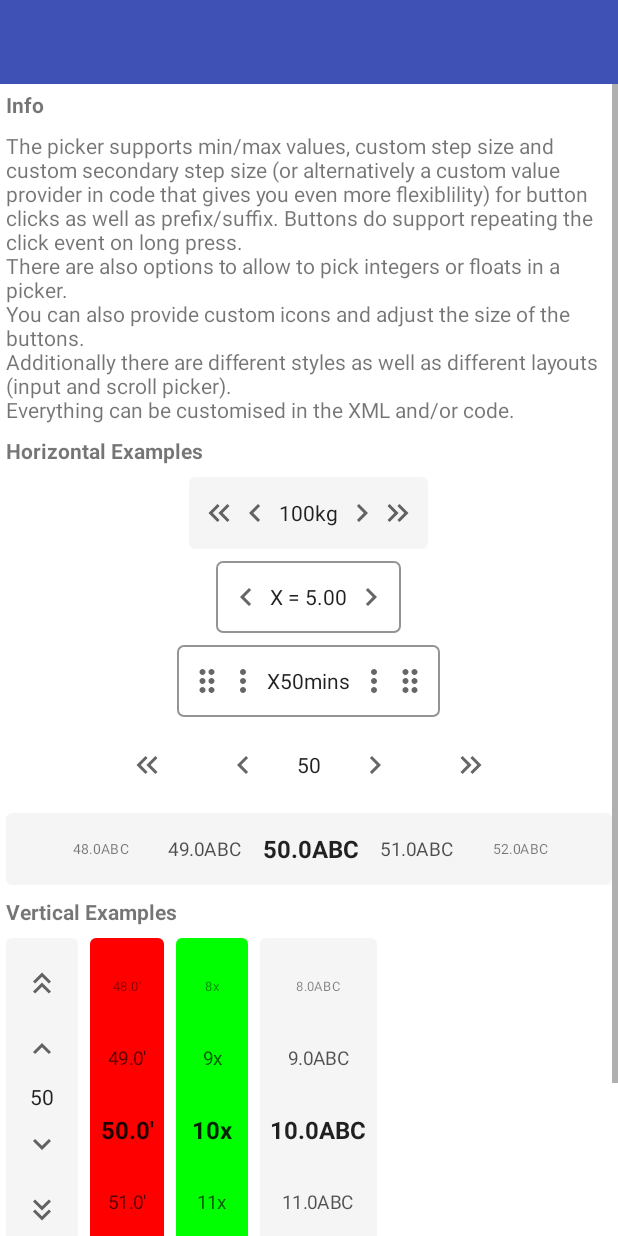
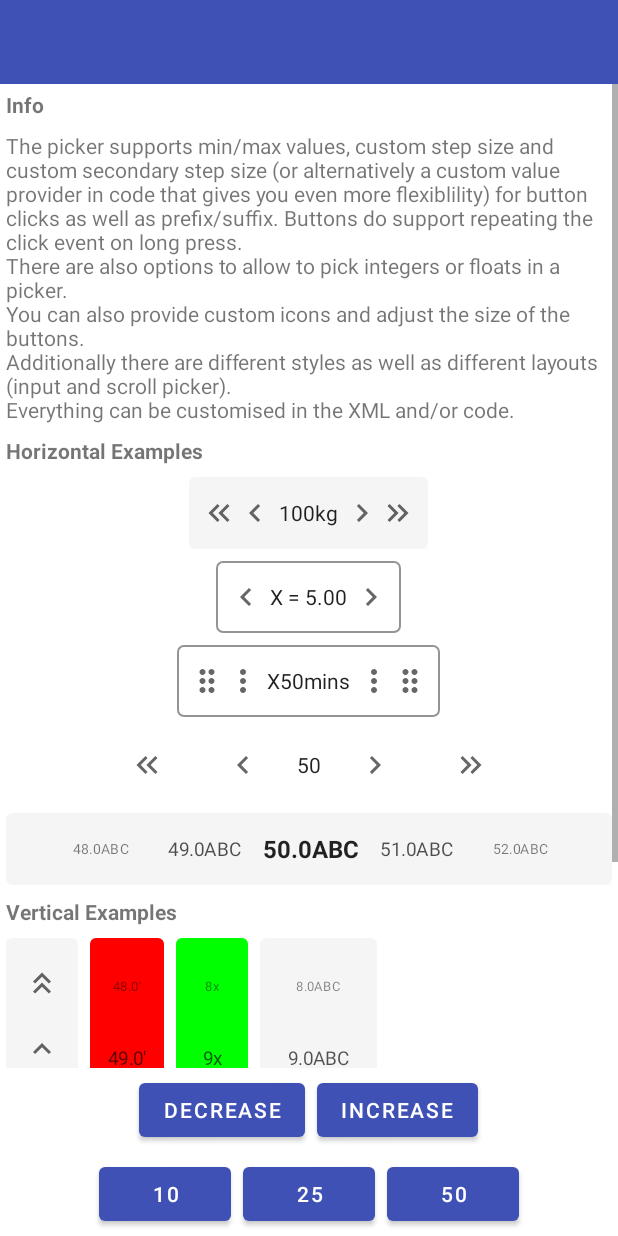
Before and after one commit to Moeflon/MaterialNumberPicker, an Android app: the layout activity_demo.xml on its own in the app's theme, with its tools: preview values and no code run, on a phone screen of 412 x 824 dp. Run offline under Robolectric (Android 15) with nearby library versions, the phone set to English and light mode, and no system bars.

Commit message:
bugfix scroller

```diff
--- a/demo/src/main/res/layout/activity_demo.xml
+++ b/demo/src/main/res/layout/activity_demo.xml
@@ -208,16 +208,20 @@
                     android:layout_height="wrap_content"
                     android:layout_margin="4dp"
                     app:mnp_longPressRepeatClicks="true"
-                    app:mnp_maxFloat="100"
-                    app:mnp_minFloat="0"
+                    app:mnp_maxFloat="100.0"
+                    app:mnp_minFloat="0.0"
                     app:mnp_prefix=""
-                    app:mnp_stepSizeFloat="1"
-                    app:mnp_stepSizeLargeFloat="5"
+                    app:mnp_stepSizeFloat="1.0"
+                    app:mnp_stepSizeLargeFloat="5.0"
                     app:mnp_style="scroll"
                     app:mnp_suffix="ABC"
-                    app:mnp_valueFloat="10" />
+                    app:mnp_valueFloat="10.0" />
 
             </LinearLayout>
+
+        </LinearLayout>
+
+    </ScrollView>
 
     <LinearLayout
         android:layout_width="wrap_content"
@@ -241,8 +245,33 @@
 
     </LinearLayout>
 
+    <LinearLayout
+        android:layout_width="wrap_content"
+        android:layout_height="wrap_content"
+        android:layout_gravity="center_horizontal"
+        android:orientation="horizontal">
+
+        <Button
+            android:id="@+id/bt10"
+            android:layout_width="wrap_content"
+            android:layout_height="wrap_content"
+            android:layout_margin="4dp"
+            android:text="10" />
+
+        <Button
+            android:id="@+id/bt25"
+            android:layout_width="wrap_content"
+            android:layout_height="wrap_content"
+            android:layout_margin="4dp"
+            android:text="25" />
+
+        <Button
+            android:id="@+id/bt50"
+            android:layout_width="wrap_content"
+            android:layout_height="wrap_content"
+            android:layout_margin="4dp"
+            android:text="50" />
+
     </LinearLayout>
 
-    </ScrollView>
-
 </LinearLayout>
--- a/library/src/main/java/com/michaelflisar/materialnumberpicker/AbstractMaterialNumberPicker.kt
+++ b/library/src/main/java/com/michaelflisar/materialnumberpicker/AbstractMaterialNumberPicker.kt
@@ -113,7 +113,7 @@ abstract class AbstractMaterialNumberPicker<T, Picker> @JvmOverloads constructor
         internal set
 
     fun setValue(value: T, smooth: Boolean = true): Boolean {
-        if (!setup.isValueAllowed(value))
+        if (!setup.isValueAllowed(style, value))
             return false
         if (this.value != value) {
             this.value = value
@@ -135,7 +135,7 @@ abstract class AbstractMaterialNumberPicker<T, Picker> @JvmOverloads constructor
     //internal lateinit var state: IState<T>
     private var editTextStyleId: Int = 0
     internal var buttonWidth: Int = 0
-    private var style: MaterialNumberPicker.Style = MaterialNumberPicker.Style.Input
+    internal var style: MaterialNumberPicker.Style = MaterialNumberPicker.Style.Input
     internal var iconUp: Int = 0
     internal var iconDown: Int = 0
     internal var iconUpLarge: Int = 0
@@ -170,9 +170,6 @@ abstract class AbstractMaterialNumberPicker<T, Picker> @JvmOverloads constructor
 
         try {
 
-            _setup = initSetup(array)
-            value = initValue(array, setup)
-
             longPressRepeatClicks = array.getBoolean(styleAttr_longPressRepeatClicks, true)
             buttonWidth = array.getDimension(styleAttr_buttonWidth, 0f).toInt()
 
@@ -191,6 +188,10 @@ abstract class AbstractMaterialNumberPicker<T, Picker> @JvmOverloads constructor
                 styleAttr_editTextStyle,
                 R.style.MaterialNumberPicker_EditTextStyle
             )
+
+            _setup = initSetup(array)
+            value = initValue(array, setup)
+
             inflateChildren()
             inputView.updateDisplayedValue(this as Picker, setup, value, false)
 
--- a/library/src/main/java/com/michaelflisar/materialnumberpicker/internal/ViewUtil.kt
+++ b/library/src/main/java/com/michaelflisar/materialnumberpicker/internal/ViewUtil.kt
@@ -56,7 +56,7 @@ internal object ViewUtil {
                 if (!text.isNullOrEmpty()) {
                     val newValue = picker.setup.parser(text)
                     if (!picker.value.isEqual(newValue)) {
-                        if (picker.setup.isValueAllowed(newValue)) {
+                        if (picker.setup.isValueAllowed(picker.style, newValue)) {
                             val displayedValue = picker.setup.formatter(newValue!!)
 
                             // we update the value directly, check is already done and we will call listeners manually
@@ -207,7 +207,7 @@ internal object ViewUtil {
             )
         }
 
-        val result = if (!picker.setup.isValueAllowed(newValue)) {
+        val result = if (!picker.setup.isValueAllowed(picker.style, newValue)) {
             picker.onInvalidValueSelected?.invoke(picker, null, newValue, true)
             false
         } else {
@@ -216,7 +216,7 @@ internal object ViewUtil {
                 inputView.updateDisplayedValue(
                     picker,
                     picker.setup,
-                    newValue!!,
+                    newValue,
                     false /* no function for EditText! */
                 )
                 picker.onValueChangedListener?.invoke(picker, newValue, true)
--- a/library/src/main/java/com/michaelflisar/materialnumberpicker/picker/FloatPicker.kt
+++ b/library/src/main/java/com/michaelflisar/materialnumberpicker/picker/FloatPicker.kt
@@ -79,7 +79,7 @@ class FloatPicker @JvmOverloads constructor(
 
     override fun initValue(array: TypedArray, setup: INumberPickerSetup<Float>): Float {
         val value = array.getFloat(R.styleable.MaterialNumberPickerFloat_mnp_valueFloat, 0f)
-        if (!setup.isValueAllowed(value))
+        if (!setup.isValueAllowed(style, value))
             return setup.defaultValue
         return value
     }
--- a/library/src/main/java/com/michaelflisar/materialnumberpicker/picker/IntPicker.kt
+++ b/library/src/main/java/com/michaelflisar/materialnumberpicker/picker/IntPicker.kt
@@ -72,7 +72,7 @@ class IntPicker @JvmOverloads constructor(
 
     override fun initValue(array: TypedArray, setup: INumberPickerSetup<Int>): Int {
         val value = array.getInteger(R.styleable.MaterialNumberPickerInteger_mnp_valueInt, 0)
-        if (!setup.isValueAllowed(value))
+        if (!setup.isValueAllowed(style, value))
             return setup.defaultValue
         return value
     }
--- a/library/src/main/java/com/michaelflisar/materialnumberpicker/setup/INumberPickerSetup.kt
+++ b/library/src/main/java/com/michaelflisar/materialnumberpicker/setup/INumberPickerSetup.kt
@@ -23,7 +23,7 @@ interface INumberPickerSetup<T> where T : Number, T : Comparable<T> {
     val parser: (value: String) -> T?
     val scrollerVisibleOffsetItems: Int
 
-    fun isValueAllowed(value: T?): Boolean
+    fun isValueAllowed(style: MaterialNumberPicker.Style, value: T?): Boolean
 
     val longestValue: T
     val allValidValuesSorted: List<T>
--- a/library/src/main/java/com/michaelflisar/materialnumberpicker/setup/NumberPickerSetupList.kt
+++ b/library/src/main/java/com/michaelflisar/materialnumberpicker/setup/NumberPickerSetupList.kt
@@ -19,7 +19,7 @@ class NumberPickerSetupList<T>(
         }
     }
 
-    override fun isValueAllowed(value: T?) = value != null && values.contains(value)
+    override fun isValueAllowed(style: MaterialNumberPicker.Style, value: T?) = value != null && values.contains(value)
 
     override fun calcPrimaryButtonResult(currentValue: T, button: INumberPickerSetup.Button): T? {
         val index = values.indexOf(currentValue)
--- a/library/src/main/java/com/michaelflisar/materialnumberpicker/setup/NumberPickerSetupMinMax.kt
+++ b/library/src/main/java/com/michaelflisar/materialnumberpicker/setup/NumberPickerSetupMinMax.kt
@@ -1,6 +1,5 @@
 package com.michaelflisar.materialnumberpicker.setup
 
-import android.util.Log
 import com.michaelflisar.materialnumberpicker.MaterialNumberPicker
 import com.michaelflisar.materialnumberpicker.internal.minus
 import com.michaelflisar.materialnumberpicker.internal.plus
@@ -20,7 +19,12 @@ class NumberPickerSetupMinMax<T>(
 
     override val type = MaterialNumberPicker.DataType.fromObject(defaultValue)
 
-    override fun isValueAllowed(value: T?) = value != null && value in min..max
+    override fun isValueAllowed(style: MaterialNumberPicker.Style, value: T?): Boolean {
+        return when (style) {
+            MaterialNumberPicker.Style.Input -> value != null && value in min..max
+            MaterialNumberPicker.Style.Scroll -> allValidValuesSorted.contains(value)
+        }
+    }
 
     override fun supportsSecondaryButton() = stepSize != stepSizeSecondary
 
```
Also changed, not shown: demo/src/main/java/com/michaelflisar/materialnumberpicker/demo/activities/DemoActivity.kt (+63 -17 lines). Lines whose indentation alone changed are shown as unchanged.
